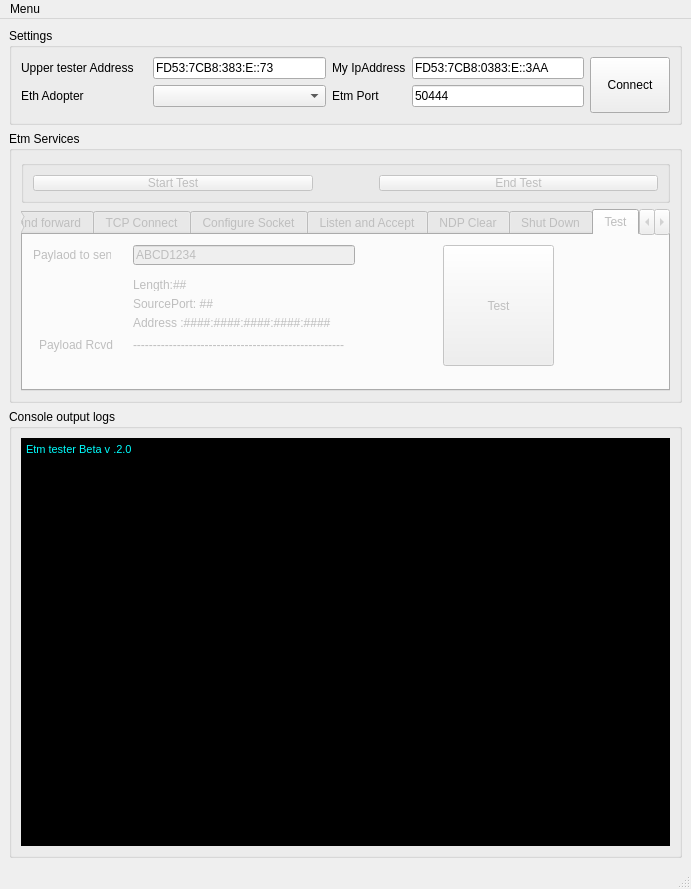
The window that SourceCode/ETMLowerTester/EtmTesterConsoleWithTABS_v1_1.ui (ablinux/ETM-IPStackTester) describes before a commit, drawn with Qt 5.
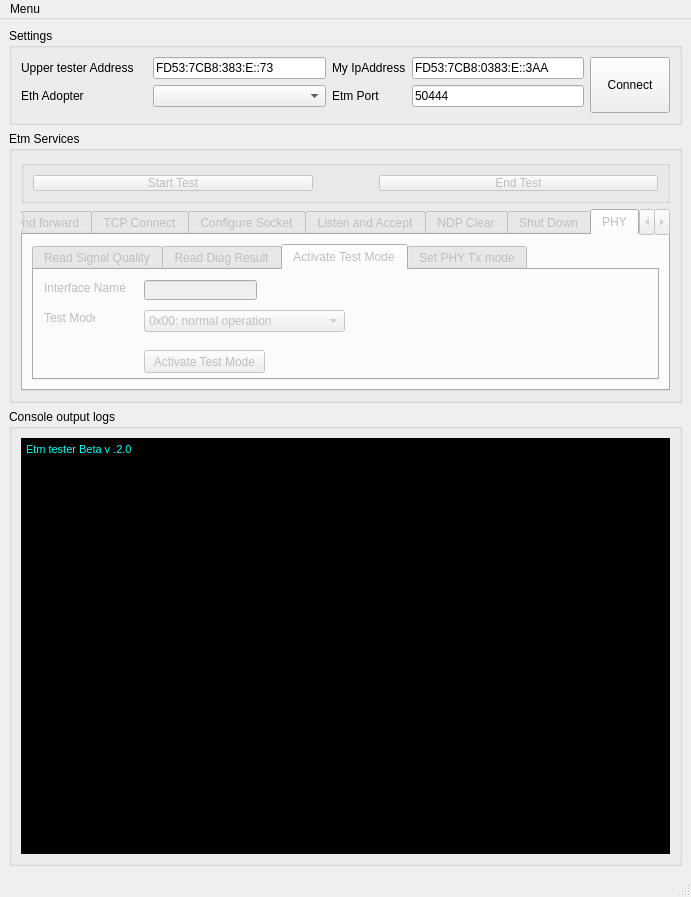
The same window after the commit. The open tabs and pages were chosen to show the change.

Patch:
```diff
--- a/SourceCode/ETMLowerTester/EtmTesterConsoleWithTABS_v1_1.ui
+++ b/SourceCode/ETMLowerTester/EtmTesterConsoleWithTABS_v1_1.ui
@@ -7,7 +7,7 @@
     <x>0</x>
     <y>0</y>
     <width>691</width>
-    <height>889</height>
+    <height>897</height>
    </rect>
   </property>
   <property name="windowTitle">
@@ -1279,118 +1279,324 @@
          </widget>
          <widget class="QWidget" name="tab_4">
           <attribute name="title">
-           <string>Test</string>
+           <string>PHY</string>
           </attribute>
-          <widget class="QLabel" name="label_33">
-           <property name="geometry">
-            <rect>
-             <x>10</x>
-             <y>10</y>
-             <width>78</width>
-             <height>20</height>
-            </rect>
-           </property>
-           <property name="text">
-            <string>Paylaod to send</string>
-           </property>
-          </widget>
-          <widget class="QLabel" name="rcvFwdSourcePort">
-           <property name="geometry">
-            <rect>
-             <x>110</x>
-             <y>62</y>
-             <width>222</width>
-             <height>13</height>
-            </rect>
-           </property>
-           <property name="text">
-            <string>SourcePort: ##</string>
-           </property>
-          </widget>
-          <widget class="QLineEdit" name="dummyTestPayload">
-           <property name="geometry">
-            <rect>
-             <x>110</x>
-             <y>10</y>
-             <width>222</width>
-             <height>20</height>
-            </rect>
-           </property>
-           <property name="text">
-            <string>ABCD1234</string>
-           </property>
-          </widget>
-          <widget class="QLabel" name="rcvFwdTotalLength">
-           <property name="geometry">
-            <rect>
-             <x>110</x>
-             <y>43</y>
-             <width>222</width>
-             <height>13</height>
-            </rect>
-           </property>
-           <property name="text">
-            <string>Length:##</string>
-           </property>
-          </widget>
-          <widget class="QLabel" name="rcvFwdAddr">
-           <property name="geometry">
-            <rect>
-             <x>110</x>
-             <y>81</y>
-             <width>222</width>
-             <height>13</height>
-            </rect>
-           </property>
-           <property name="text">
-            <string>Address :####:####:####:####:####</string>
-           </property>
-          </widget>
-          <widget class="QLabel" name="label_34">
-           <property name="geometry">
-            <rect>
-             <x>16</x>
-             <y>100</y>
-             <width>78</width>
-             <height>20</height>
-            </rect>
-           </property>
-           <property name="text">
-            <string>Payload Rcvd</string>
-           </property>
-          </widget>
-          <widget class="QLabel" name="rcvFwdpayload">
-           <property name="geometry">
-            <rect>
-             <x>110</x>
-             <y>100</y>
-             <width>222</width>
-             <height>20</height>
-            </rect>
-           </property>
-           <property name="text">
-            <string>-----------------------------------------------------</string>
-           </property>
-          </widget>
-          <widget class="QPushButton" name="rcvFwdSendDummy">
-           <property name="enabled">
-            <bool>false</bool>
-           </property>
-           <property name="geometry">
-            <rect>
-             <x>420</x>
-             <y>10</y>
-             <width>111</width>
-             <height>121</height>
-            </rect>
-           </property>
-           <property name="toolTip">
-            <string>&lt;html&gt;&lt;head/&gt;&lt;body&gt;&lt;p&gt;This send a dummy data &amp;quot;ABCD1234&amp;quot;&lt;/p&gt;&lt;/body&gt;&lt;/html&gt;</string>
-           </property>
-           <property name="text">
-            <string>Test</string>
-           </property>
-          </widget>
+          <layout class="QVBoxLayout" name="verticalLayout_4">
+           <item>
+            <widget class="QTabWidget" name="tabWidget">
+             <property name="currentIndex">
+              <number>0</number>
+             </property>
+             <widget class="QWidget" name="tab_10">
+              <attribute name="title">
+               <string>Read Signal Quality</string>
+              </attribute>
+              <widget class="QPushButton" name="Button_RSQ">
+               <property name="geometry">
+                <rect>
+                 <x>110</x>
+                 <y>40</y>
+                 <width>121</width>
+                 <height>23</height>
+                </rect>
+               </property>
+               <property name="text">
+                <string>Read Signal Quality</string>
+               </property>
+              </widget>
+              <widget class="QLineEdit" name="RSQ_ifName">
+               <property name="geometry">
+                <rect>
+                 <x>110</x>
+                 <y>10</y>
+                 <width>113</width>
+                 <height>20</height>
+                </rect>
+               </property>
+              </widget>
+              <widget class="QLabel" name="label_33">
+               <property name="geometry">
+                <rect>
+                 <x>10</x>
+                 <y>10</y>
+                 <width>91</width>
+                 <height>16</height>
+                </rect>
+               </property>
+               <property name="text">
+                <string>Interface Name</string>
+               </property>
+              </widget>
+              <widget class="QLabel" name="label_34">
+               <property name="geometry">
+                <rect>
+                 <x>10</x>
+                 <y>80</y>
+                 <width>47</width>
+                 <height>13</height>
+                </rect>
+               </property>
+               <property name="text">
+                <string>Quality</string>
+               </property>
+              </widget>
+              <widget class="QLabel" name="RSQ_result">
+               <property name="geometry">
+                <rect>
+                 <x>110</x>
+                 <y>80</y>
+                 <width>47</width>
+                 <height>13</height>
+                </rect>
+               </property>
+               <property name="text">
+                <string>X%</string>
+               </property>
+              </widget>
+             </widget>
+             <widget class="QWidget" name="tab_11">
+              <attribute name="title">
+               <string>Read Diag Result</string>
+              </attribute>
+              <widget class="QLineEdit" name="RDR_ifName">
+               <property name="geometry">
+                <rect>
+                 <x>110</x>
+                 <y>10</y>
+                 <width>113</width>
+                 <height>20</height>
+                </rect>
+               </property>
+              </widget>
+              <widget class="QLabel" name="label_36">
+               <property name="geometry">
+                <rect>
+                 <x>10</x>
+                 <y>80</y>
+                 <width>61</width>
+                 <height>16</height>
+                </rect>
+               </property>
+               <property name="text">
+                <string>Diag Reult</string>
+               </property>
+              </widget>
+              <widget class="QLabel" name="label_37">
+               <property name="geometry">
+                <rect>
+                 <x>10</x>
+                 <y>10</y>
+                 <width>91</width>
+                 <height>16</height>
+                </rect>
+               </property>
+               <property name="text">
+                <string>Interface Name</string>
+               </property>
+              </widget>
+              <widget class="QLabel" name="RDR_result">
+               <property name="geometry">
+                <rect>
+                 <x>110</x>
+                 <y>80</y>
+                 <width>231</width>
+                 <height>16</height>
+                </rect>
+               </property>
+               <property name="text">
+                <string>$</string>
+               </property>
+              </widget>
+              <widget class="QPushButton" name="Button_RDR">
+               <property name="geometry">
+                <rect>
+                 <x>110</x>
+                 <y>40</y>
+                 <width>121</width>
+                 <height>23</height>
+                </rect>
+               </property>
+               <property name="text">
+                <string>get Diag Result</string>
+               </property>
+              </widget>
+             </widget>
+             <widget class="QWidget" name="tab_12">
+              <attribute name="title">
+               <string>Activate Test Mode</string>
+              </attribute>
+              <widget class="QLineEdit" name="activateTest_ifName">
+               <property name="geometry">
+                <rect>
+                 <x>110</x>
+                 <y>10</y>
+                 <width>113</width>
+                 <height>20</height>
+                </rect>
+               </property>
+              </widget>
+              <widget class="QLabel" name="label_38">
+               <property name="geometry">
+                <rect>
+                 <x>10</x>
+                 <y>10</y>
+                 <width>91</width>
+                 <height>16</height>
+                </rect>
+               </property>
+               <property name="text">
+                <string>Interface Name</string>
+               </property>
+              </widget>
+              <widget class="QPushButton" name="Button_activateTestMode">
+               <property name="geometry">
+                <rect>
+                 <x>110</x>
+                 <y>80</y>
+                 <width>121</width>
+                 <height>23</height>
+                </rect>
+               </property>
+               <property name="text">
+                <string>Activate Test Mode</string>
+               </property>
+              </widget>
+              <widget class="QLabel" name="label_35">
+               <property name="geometry">
+                <rect>
+                 <x>10</x>
+                 <y>40</y>
+                 <width>51</width>
+                 <height>16</height>
+                </rect>
+               </property>
+               <property name="text">
+                <string>Test Mode</string>
+               </property>
+              </widget>
+              <widget class="QComboBox" name="CBox_activateTestMode">
+               <property name="geometry">
+                <rect>
+                 <x>110</x>
+                 <y>40</y>
+                 <width>201</width>
+                 <height>22</height>
+                </rect>
+               </property>
+               <item>
+                <property name="text">
+                 <string>0x00: normal operation</string>
+                </property>
+               </item>
+               <item>
+                <property name="text">
+                 <string>0x01: test transmitter droop</string>
+                </property>
+               </item>
+               <item>
+                <property name="text">
+                 <string>0x02: test master timing jitter</string>
+                </property>
+               </item>
+               <item>
+                <property name="text">
+                 <string>0x03: test slave timing jitter</string>
+                </property>
+               </item>
+               <item>
+                <property name="text">
+                 <string>0x04: test transmitter distortion</string>
+                </property>
+               </item>
+               <item>
+                <property name="text">
+                 <string>0x05: test power spectral density (PSD) mask</string>
+                </property>
+               </item>
+              </widget>
+             </widget>
+             <widget class="QWidget" name="tab_13">
+              <attribute name="title">
+               <string>Set PHY Tx mode</string>
+              </attribute>
+              <widget class="QComboBox" name="CBox_setPHYMode">
+               <property name="geometry">
+                <rect>
+                 <x>110</x>
+                 <y>40</y>
+                 <width>181</width>
+                 <height>22</height>
+                </rect>
+               </property>
+               <item>
+                <property name="text">
+                 <string>0x00: normal operation</string>
+                </property>
+               </item>
+               <item>
+                <property name="text">
+                 <string>0x01: transmitter disabled</string>
+                </property>
+               </item>
+               <item>
+                <property name="text">
+                 <string>0x02: scrambler disabled</string>
+                </property>
+               </item>
+              </widget>
+              <widget class="QLabel" name="label_39">
+               <property name="geometry">
+                <rect>
+                 <x>10</x>
+                 <y>40</y>
+                 <width>51</width>
+                 <height>16</height>
+                </rect>
+               </property>
+               <property name="text">
+                <string>TX Mode</string>
+               </property>
+              </widget>
+              <widget class="QPushButton" name="Button_setPhyMode">
+               <property name="geometry">
+                <rect>
+                 <x>110</x>
+                 <y>80</y>
+                 <width>121</width>
+                 <height>23</height>
+                </rect>
+               </property>
+               <property name="text">
+                <string>Set TX mode</string>
+               </property>
+              </widget>
+              <widget class="QLabel" name="label_40">
+               <property name="geometry">
+                <rect>
+                 <x>10</x>
+                 <y>10</y>
+                 <width>91</width>
+                 <height>16</height>
+                </rect>
+               </property>
+               <property name="text">
+                <string>Interface Name</string>
+               </property>
+              </widget>
+              <widget class="QLineEdit" name="setPHYTxMode_ifName">
+               <property name="geometry">
+                <rect>
+                 <x>110</x>
+                 <y>10</y>
+                 <width>113</width>
+                 <height>20</height>
+                </rect>
+               </property>
+              </widget>
+             </widget>
+            </widget>
+           </item>
+          </layout>
          </widget>
         </widget>
        </item>
```
